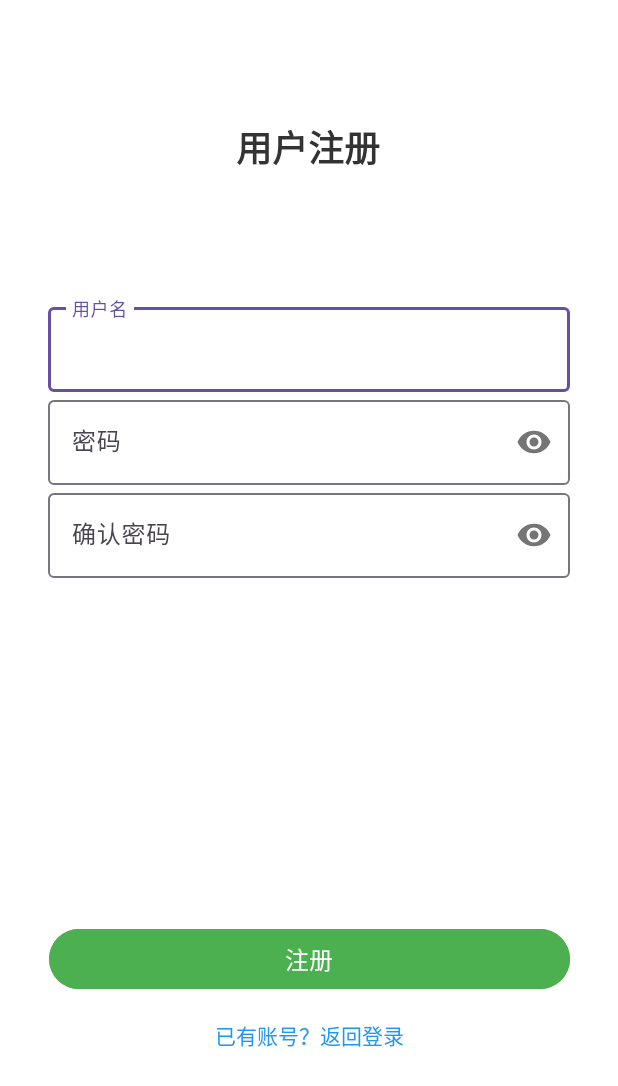
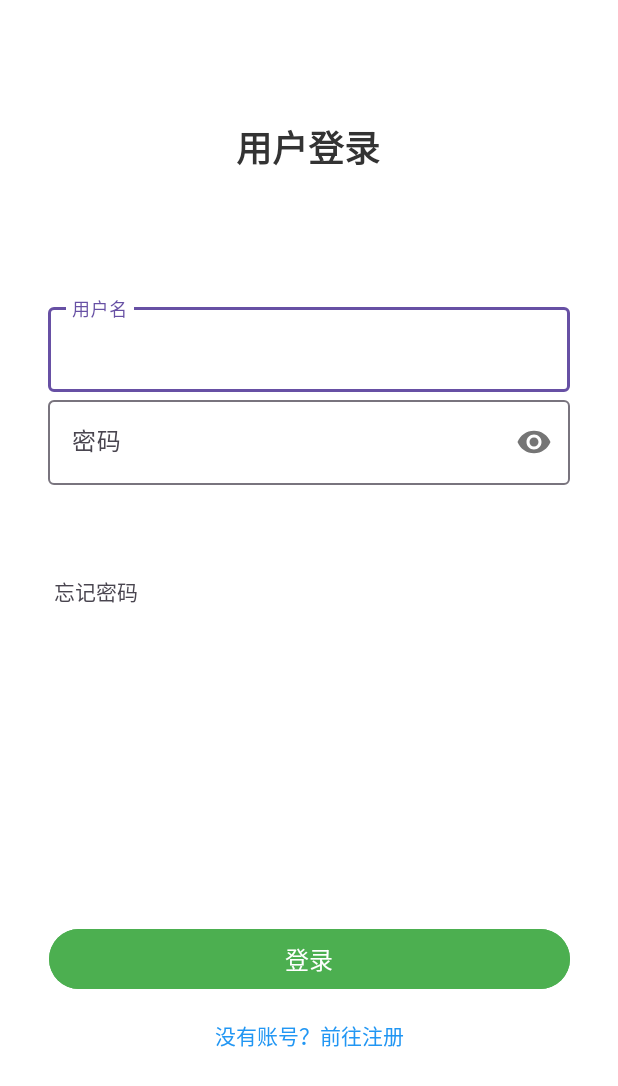
Before and after one commit to xsneser/TkForBISTU-lesson, an Android app: the UserMainMeActivity screen opened directly, with no data from a screen before it, after a tap on "未登录", on a phone screen of 412 x 824 dp. Shown: the top 1086 px of the screen. Run offline under Robolectric (Android 15) with nearby library versions, the phone set to English and light mode, and no system bars.

Commit message:
杨凯杰穿JK

```diff
--- a/app/src/main/AndroidManifest.xml
+++ b/app/src/main/AndroidManifest.xml
@@ -57,8 +57,15 @@
         <!-- 用户Login界面Activity -->
         <activity
             android:name=".SignupActivity"
+            android:label="用户signup界面"
+            android:parentActivityName=".LoginActivity"
+            android:exported="false">
+        </activity>
+
+        <activity
+            android:name=".LoginActivity"
             android:label="用户login界面"
-            android:parentActivityName=".UserMainActivity"
+            android:parentActivityName=".UserMainMeActivity"
             android:exported="false">
         </activity>
 
--- /dev/null
+++ b/app/src/main/java/com/example/tk/LoginActivity.java
@@ -0,0 +1,97 @@
+package com.example.tk;
+
+import android.content.Intent;
+import android.os.Bundle;
+import android.view.View;
+import android.widget.Button;
+import android.widget.TextView;
+import android.widget.Toast;
+
+import androidx.appcompat.app.AppCompatActivity;
+
+import com.google.android.material.textfield.TextInputEditText;
+import com.google.android.material.textfield.TextInputLayout;
+
+public class LoginActivity extends AppCompatActivity{
+
+    // 声明界面控件
+    private TextInputLayout usernameTextInputLayout;
+    private TextInputEditText usernameEditText;
+    private TextInputLayout passwordTextInputLayout;
+
+    private TextInputEditText passwordEditText;
+
+    private Button registerButton;
+
+    @Override
+    protected void onCreate(Bundle savedInstanceState) {
+        super.onCreate(savedInstanceState);
+        setContentView(R.layout.log_in);
+
+        // 绑定界面控件
+        usernameTextInputLayout = findViewById(R.id.usernameTextInputLayout);
+        usernameEditText = findViewById(R.id.usernameEditText);
+        passwordTextInputLayout = findViewById(R.id.passwordTextInputLayout);
+
+        passwordEditText = findViewById(R.id.passwordEditText);
+        registerButton = findViewById(R.id.loginButton);
+
+        // 为注册按钮设置点击事件
+        registerButton.setOnClickListener(new View.OnClickListener() {
+            @Override
+            public void onClick(View v) {
+                // 验证密码一致性
+                if (validatePasswords()) {
+                    // 密码一致，进行注册逻辑
+                    Toast.makeText(LoginActivity.this, "登录成功！", Toast.LENGTH_SHORT).show();
+                    // 这里可以添加实际的注册逻辑，如调用API
+                }
+            }
+        });
+        TextView logView = findViewById(R.id.goToSignupTextView);
+        logView.setOnClickListener(new View.OnClickListener() {
+            @Override
+            public void onClick(View view) {
+                Intent intent = new Intent(LoginActivity.this, SignupActivity.class);
+                startActivity(intent);
+            }
+        });
+
+
+    }
+    private boolean validatePasswords() {
+        // 获取输入的密码
+        String username = usernameEditText.getText().toString().trim();
+        String password = passwordEditText.getText().toString().trim();
+
+
+        // 清空之前的错误提示
+        usernameTextInputLayout.setError(null);
+        passwordTextInputLayout.setError(null);
+
+
+
+        // 基本验证：密码不能为空
+        if (password.isEmpty()) {
+            // 密码长度验证示例（可根据需求调整）
+            if (password.length() < 6) {
+                passwordTextInputLayout.setError("密码错误");
+                return false;
+            }
+
+            // 用户名验证
+            if (username.isEmpty()) {
+                usernameTextInputLayout.setError("请输入用户名");
+                return false;
+            }
+            passwordTextInputLayout.setError("请输入密码");
+            return false;
+        }
+
+
+
+
+        // 所有验证通过
+        return true;
+    }
+}
--- a/app/src/main/java/com/example/tk/UserMainMeActivity.java
+++ b/app/src/main/java/com/example/tk/UserMainMeActivity.java
@@ -50,7 +50,7 @@ public class UserMainMeActivity extends AppCompatActivity{
         loginView.setOnClickListener(new View.OnClickListener() {
             @Override
             public void onClick(View view) {
-                Intent intent = new Intent(UserMainMeActivity.this, SignupActivity.class);
+                Intent intent = new Intent(UserMainMeActivity.this, LoginActivity.class);
                 startActivity(intent);
             }
         });
--- /dev/null
+++ b/app/src/main/res/layout/log_in.xml
@@ -0,0 +1,113 @@
+<?xml version="1.0" encoding="utf-8"?>
+<androidx.constraintlayout.widget.ConstraintLayout xmlns:android="http://schemas.android.com/apk/res/android"
+    xmlns:app="http://schemas.android.com/apk/res-auto"
+    xmlns:tools="http://schemas.android.com/tools"
+    android:layout_width="match_parent"
+    android:layout_height="match_parent"
+    android:background="#FFFFFF">
+
+    <!-- 页面标题 -->
+
+    <!-- 用户名输入框 -->
+
+    <TextView
+        android:id="@+id/titleTextView"
+        android:layout_width="wrap_content"
+        android:layout_height="wrap_content"
+        android:layout_marginTop="80dp"
+        android:text="用户登录"
+        android:textColor="#333333"
+        android:textSize="24sp"
+        android:textStyle="bold"
+        app:layout_constraintEnd_toEndOf="parent"
+        app:layout_constraintHorizontal_bias="0.498"
+        app:layout_constraintStart_toStartOf="parent"
+        app:layout_constraintTop_toTopOf="parent" />
+
+    <!-- 密码输入框 -->
+    <com.google.android.material.textfield.TextInputLayout
+        android:id="@+id/usernameTextInputLayout"
+        android:layout_width="0dp"
+        android:layout_height="wrap_content"
+        android:layout_marginStart="32dp"
+        android:layout_marginEnd="32dp"
+        android:hint="用户名"
+        app:layout_constraintBottom_toTopOf="@+id/loginButton"
+        app:layout_constraintEnd_toEndOf="parent"
+        app:layout_constraintHorizontal_bias="0.0"
+        app:layout_constraintStart_toStartOf="parent"
+        app:layout_constraintTop_toBottomOf="@id/titleTextView"
+        app:layout_constraintVertical_bias="0.191">
+
+        <com.google.android.material.textfield.TextInputEditText
+            android:id="@+id/usernameEditText"
+            android:layout_width="match_parent"
+            android:layout_height="wrap_content"
+            android:inputType="textPersonName"
+            android:maxLines="1" />
+    </com.google.android.material.textfield.TextInputLayout>
+
+    <com.google.android.material.textfield.TextInputLayout
+        android:id="@+id/passwordTextInputLayout"
+        android:layout_width="0dp"
+        android:layout_height="wrap_content"
+        android:layout_marginStart="32dp"
+        android:layout_marginEnd="32dp"
+        android:hint="密码"
+        app:errorIconDrawable="@null"
+        app:layout_constraintEnd_toEndOf="parent"
+        app:layout_constraintStart_toStartOf="parent"
+        app:layout_constraintTop_toBottomOf="@id/usernameTextInputLayout"
+        app:layout_constraintVertical_bias="0.2"
+        app:passwordToggleEnabled="true">
+
+        <com.google.android.material.textfield.TextInputEditText
+            android:id="@+id/passwordEditText"
+            android:layout_width="match_parent"
+            android:layout_height="wrap_content"
+            android:inputType="textPassword"
+            android:maxLines="1" />
+    </com.google.android.material.textfield.TextInputLayout>
+
+
+    <!-- 登录按钮 -->
+
+    <!-- 前往注册文本 -->
+
+    <TextView
+        android:id="@+id/forgetPassword"
+        android:layout_width="wrap_content"
+        android:layout_height="wrap_content"
+        android:layout_marginTop="60dp"
+        android:layout_marginEnd="320dp"
+        android:text="忘记密码"
+        app:layout_constraintEnd_toEndOf="parent"
+        app:layout_constraintTop_toBottomOf="@+id/passwordTextInputLayout" />
+
+    <Button
+        android:id="@+id/loginButton"
+        android:layout_width="347dp"
+        android:layout_height="wrap_content"
+        android:backgroundTint="#4CAF50"
+        android:text="登录"
+        android:textColor="#FFFFFF"
+        android:textSize="16sp"
+        app:layout_constraintBottom_toBottomOf="parent"
+        app:layout_constraintEnd_toEndOf="parent"
+        app:layout_constraintStart_toStartOf="parent"
+        app:layout_constraintTop_toTopOf="parent"
+        app:layout_constraintVertical_bias="0.793" />
+
+    <TextView
+        android:id="@+id/goToSignupTextView"
+        android:layout_width="wrap_content"
+        android:layout_height="wrap_content"
+        android:layout_marginTop="16dp"
+        android:text="没有账号？前往注册"
+        android:textColor="#2196F3"
+        android:textSize="14sp"
+        app:layout_constraintEnd_toEndOf="parent"
+        app:layout_constraintStart_toStartOf="parent"
+        app:layout_constraintTop_toBottomOf="@id/loginButton" />
+
+</androidx.constraintlayout.widget.ConstraintLayout>
```
